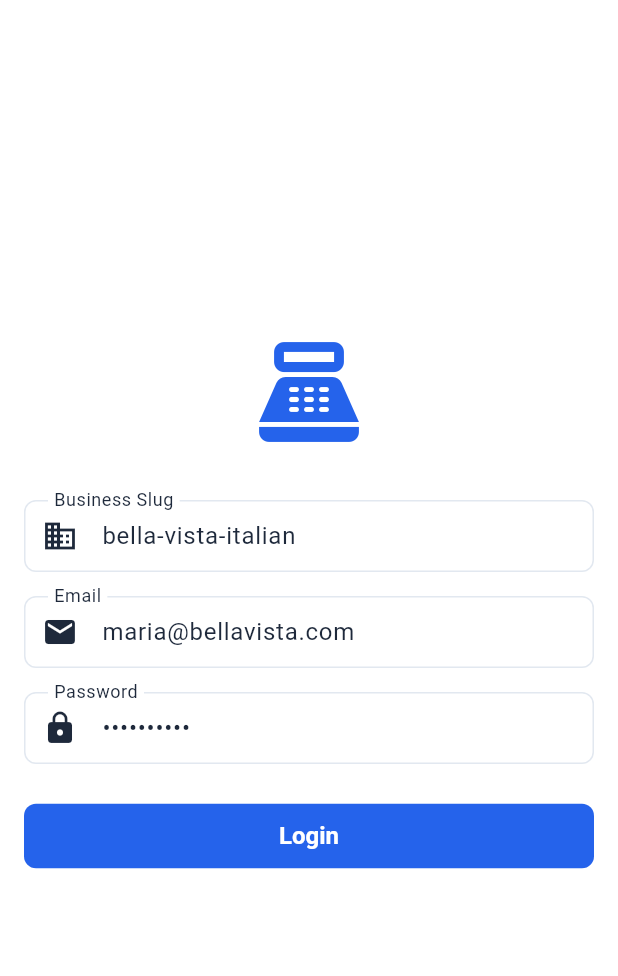
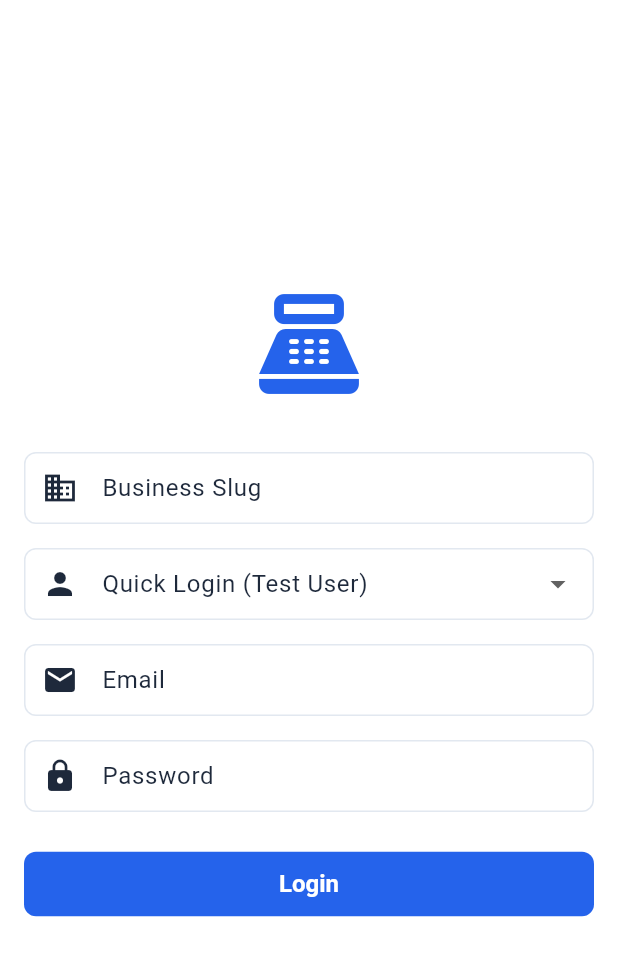
Before and after one commit to jonbarlo/white-label-pos-mobile, a Flutter app: the LoginScreen screen opened directly, on a phone screen of 412 x 824 dp, the part 58-1034 px from its top. Run offline on Flutter 3.47's test engine with Material 3 defaults, Android fonts, the phone set to English and light mode, and no system bars; our stand-ins replace dio, flutter_dotenv, flutter_riverpod, freezed_annotation, riverpod_annotation, shared_preferences; accounts and stored records are empty; generated files the repository leaves out were written again; network calls fail.

Commit message:
feat: Adds dynamic creds populator in the login screen for prototype testing

```diff
--- a/lib/src/features/auth/login_screen.dart
+++ b/lib/src/features/auth/login_screen.dart
@@ -22,16 +22,10 @@ class _LoginScreenState extends ConsumerState<LoginScreen> {
   @override
   void initState() {
     super.initState();
-    // Set default values in debug mode for easier testing
-    if (EnvConfig.isDebugMode) {
-      _emailController = TextEditingController(text: 'maria@bellavista.com');
-      _passwordController = TextEditingController(text: 'cashier123');
-      _businessSlugController = TextEditingController(text: 'bella-vista-italian');
-    } else {
-      _emailController = TextEditingController();
-      _passwordController = TextEditingController();
-      _businessSlugController = TextEditingController();
-    }
+    // Remove default values; all fields start empty
+    _emailController = TextEditingController();
+    _passwordController = TextEditingController();
+    _businessSlugController = TextEditingController();
   }
 
   @override
@@ -51,6 +45,41 @@ class _LoginScreenState extends ConsumerState<LoginScreen> {
       );
     }
   }
+
+  // Add this to the _LoginScreenState class:
+  final List<Map<String, String>> _testUsers = [
+    {
+      'label': 'Marco Rossi (admin)',
+      'email': 'marco@bellavista.com',
+      'password': 'admin123',
+      'role': 'admin',
+    },
+    {
+      'label': 'Sofia Bianchi (manager)',
+      'email': 'sofia@bellavista.com',
+      'password': 'manager123',
+      'role': 'manager',
+    },
+    {
+      'label': 'Giuseppe Romano (cashier)',
+      'email': 'giuseppe@bellavista.com',
+      'password': 'cashier123',
+      'role': 'cashier',
+    },
+    {
+      'label': 'Maria Esposito (cashier)',
+      'email': 'maria@bellavista.com',
+      'password': 'cashier123',
+      'role': 'cashier',
+    },
+    {
+      'label': 'Antonio Marino (viewer)',
+      'email': 'antonio@bellavista.com',
+      'password': 'viewer123',
+      'role': 'viewer',
+    },
+  ];
+  String? _selectedTestUserLabel;
 
   @override
   Widget build(BuildContext context) {
@@ -123,6 +152,32 @@ class _LoginScreenState extends ConsumerState<LoginScreen> {
                 ),
                 const SizedBox(height: 16),
 
+                // Test User Dropdown (for prototype, only in debug mode)
+                if (EnvConfig.isDebugMode) ...[
+                  DropdownButtonFormField<String>(
+                    value: _selectedTestUserLabel,
+                    decoration: const InputDecoration(
+                      labelText: 'Quick Login (Test User)',
+                      prefixIcon: Icon(Icons.person),
+                    ),
+                    items: _testUsers.map((user) => DropdownMenuItem<String>(
+                      value: user['label'],
+                      child: Text(user['label']!),
+                    )).toList(),
+                    onChanged: (label) {
+                      setState(() {
+                        _selectedTestUserLabel = label;
+                        final user = _testUsers.firstWhere((u) => u['label'] == label);
+                        _emailController.text = user['email']!;
+                        _passwordController.text = user['password']!;
+                        _businessSlugController.text = 'bella-vista-italian';
+                      });
+                    },
+                    isExpanded: true,
+                  ),
+                  const SizedBox(height: 16),
+                ],
+
                 // Email Field
                 Semantics(
                   label: 'Email address input field',
```
